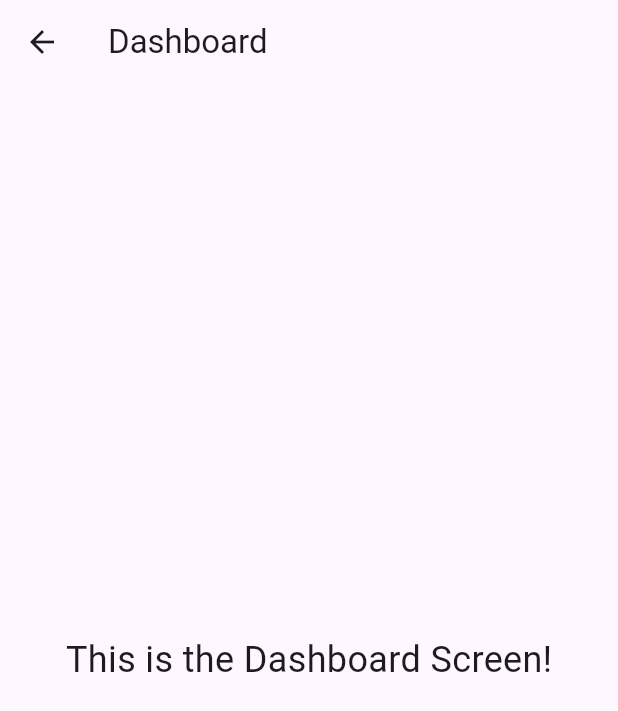
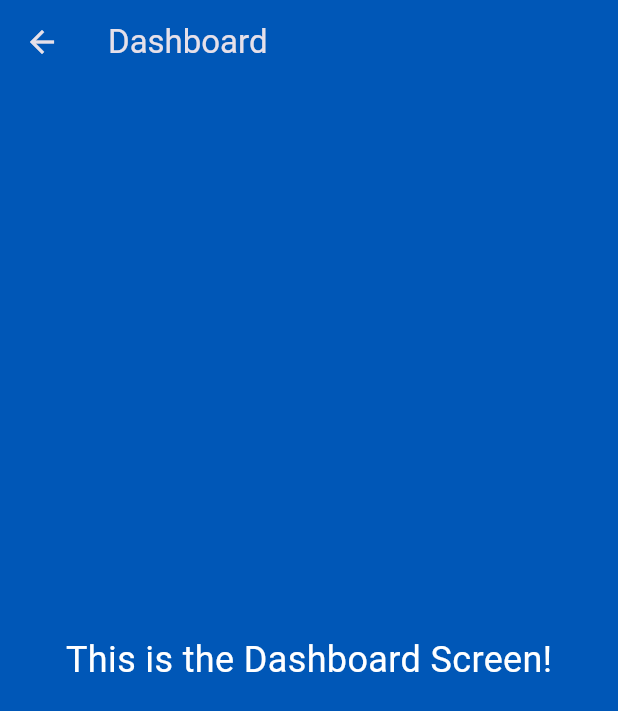
Before and after one commit to erchelll/projekflutter, a Flutter app: the HomeScreen screen opened by its route, after a tap on "Go to Dashboard", on a phone screen of 412 x 824 dp. Shown: the top 711 px of the screen. Run offline on Flutter 3.47's test engine with Material 3 defaults, Android fonts, the phone set to English and light mode, and no system bars.

Commit message:
memperbarui registrasi

```diff
--- a/lib/dashboard_screen.dart
+++ b/lib/dashboard_screen.dart
@@ -6,11 +6,12 @@ class DashboardScreen extends StatelessWidget {
   @override
   Widget build(BuildContext context) {
     return Scaffold(
+      // Background color and appbar color come from theme
       appBar: AppBar(title: const Text('Dashboard')),
-      body: Center(
-        child: const Text(
+      body: const Center(
+        child: Text(
           'This is the Dashboard Screen!',
-          style: TextStyle(fontSize: 24),
+          style: TextStyle(fontSize: 24, color: Colors.white),
         ),
       ),
     );
--- a/lib/home_screen.dart
+++ b/lib/home_screen.dart
@@ -1,13 +1,59 @@
 import 'package:flutter/material.dart';
-import 'package:flutter_application_1/dashboard_screen.dart';
-import 'package:flutter_application_1/profil_screen.dart';
+import 'main.dart';
+import 'dashboard_screen.dart';
+import 'profil_screen.dart';
+import 'login_screen1.dart';
 
 class HomeScreen extends StatelessWidget {
   const HomeScreen({super.key});
 
+  void _setDashboardTheme(BuildContext context) {
+    // Dana style blue
+    MyApp.of(context)?.updateTheme(
+      ThemeData(
+        primarySwatch: Colors.blue,
+        scaffoldBackgroundColor: const Color(0xFF0057B7), // Dana blue
+        appBarTheme: const AppBarTheme(backgroundColor: Color(0xFF0057B7)),
+        brightness: Brightness.dark,
+      ),
+    );
+  }
+
+  void _setProfileTheme(BuildContext context) {
+    // Slightly lighter Dana blue for profile
+    MyApp.of(context)?.updateTheme(
+      ThemeData(
+        primarySwatch: Colors.blue,
+        scaffoldBackgroundColor: const Color(0xFF0070E0), // lighter Dana blue
+        appBarTheme: const AppBarTheme(backgroundColor: Color(0xFF0070E0)),
+        brightness: Brightness.dark,
+      ),
+    );
+  }
+
+  void _logout(BuildContext context) {
+    // Reset theme to login screen theme with white background and blue app bar
+    MyApp.of(context)?.updateTheme(
+      ThemeData(
+        primarySwatch: Colors.blue,
+        scaffoldBackgroundColor: Colors.white,
+        appBarTheme: const AppBarTheme(backgroundColor: Colors.blue),
+        brightness: Brightness.light,
+      ),
+    );
+
+    // Navigate to LoginScreen1 and clear all previous routes
+    Navigator.pushAndRemoveUntil(
+      context,
+      MaterialPageRoute(builder: (context) => const LoginScreen1()),
+      (route) => false,
+    );
+  }
+
   @override
   Widget build(BuildContext context) {
     return Scaffold(
+      backgroundColor: Colors.white, // white background for home
       appBar: AppBar(title: const Text('Home')),
       body: Center(
         child: Column(
@@ -20,7 +66,7 @@ class HomeScreen extends StatelessWidget {
             const SizedBox(height: 20),
             ElevatedButton(
               onPressed: () {
-                // Navigate to Dashboard Screen
+                _setDashboardTheme(context);
                 Navigator.push(
                   context,
                   MaterialPageRoute(
@@ -33,7 +79,7 @@ class HomeScreen extends StatelessWidget {
             const SizedBox(height: 10),
             ElevatedButton(
               onPressed: () {
-                // Navigate to Profile Screen
+                _setProfileTheme(context);
                 Navigator.push(
                   context,
                   MaterialPageRoute(builder: (context) => const ProfilScreen()),
@@ -41,6 +87,12 @@ class HomeScreen extends StatelessWidget {
               },
               child: const Text('Go to Profile'),
             ),
+            const SizedBox(height: 20),
+            ElevatedButton(
+              onPressed: () => _logout(context), // Logout button
+              child: const Text('Logout'),
+              style: ElevatedButton.styleFrom(backgroundColor: Colors.red),
+            ),
           ],
         ),
       ),
--- a/lib/main.dart
+++ b/lib/main.dart
@@ -8,15 +8,36 @@ void main() {
   runApp(const MyApp());
 }
 
-class MyApp extends StatelessWidget {
+class MyApp extends StatefulWidget {
   const MyApp({super.key});
+
+  static _MyAppState? of(BuildContext context) =>
+      context.findAncestorStateOfType<_MyAppState>();
+
+  @override
+  State<MyApp> createState() => _MyAppState();
+}
+
+class _MyAppState extends State<MyApp> {
+  ThemeData _themeData = ThemeData(
+    primarySwatch: Colors.blue,
+    scaffoldBackgroundColor: Colors.white,
+    appBarTheme: AppBarTheme(backgroundColor: Colors.blue),
+  );
+
+  void updateTheme(ThemeData theme) {
+    setState(() {
+      _themeData = theme;
+    });
+  }
 
   @override
   Widget build(BuildContext context) {
     return MaterialApp(
-      title: 'Simple Flutter App',
-      theme: ThemeData(primarySwatch: Colors.blue),
-      home: const LoginScreen1(), // Start with the LoginScreen1
+      debugShowCheckedModeBanner: false,
+      title: 'Simple Flutter App with Dynamic Theme',
+      theme: _themeData,
+      home: const LoginScreen1(),
       routes: {
         '/home': (context) => const HomeScreen(),
         '/dashboard': (context) => const DashboardScreen(),
```
Also changed, not shown: lib/login_screen1.dart (+126 -15 lines), lib/profil_screen.dart (+4 -3 lines).
